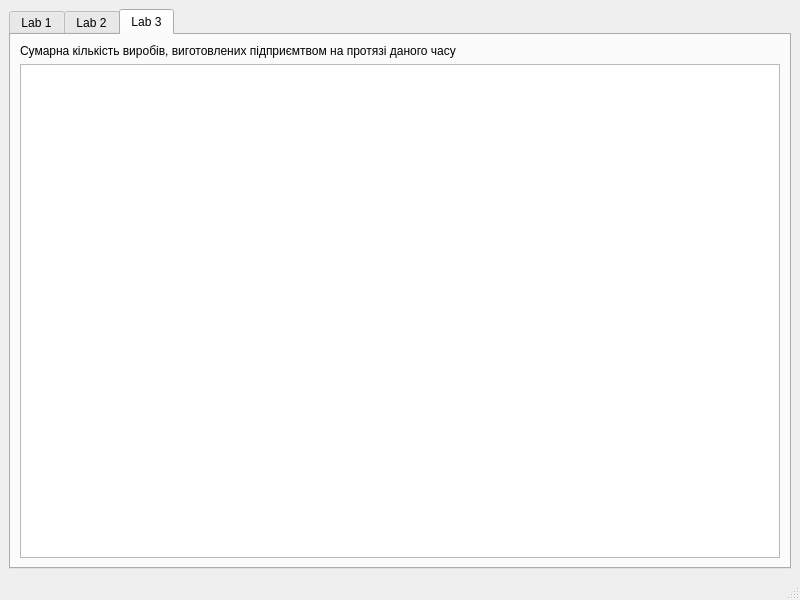
Before: the Qt Designer form mainwindow.ui in TereshkivS/TechOfPrg, drawn with Qt 5.
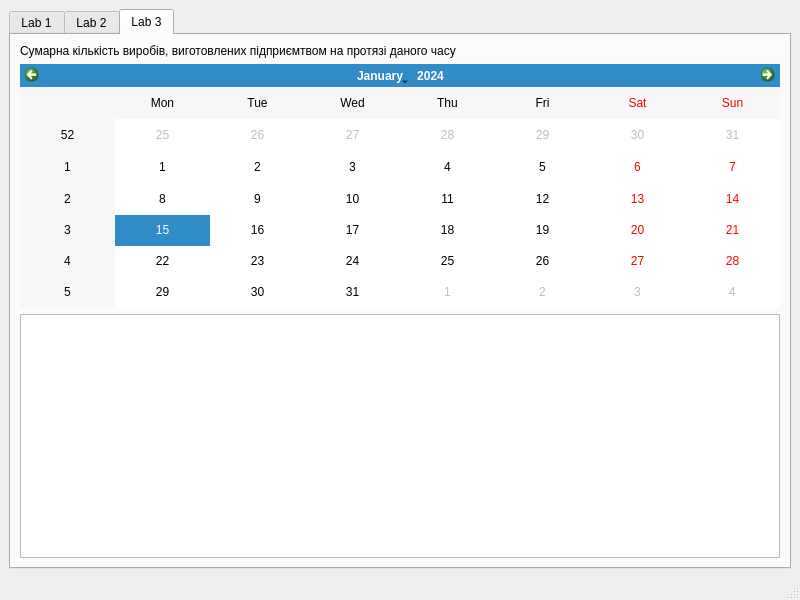
After: the same form once the commit is applied.

Diff of the .ui file:
```diff
--- a/mainwindow.ui
+++ b/mainwindow.ui
@@ -283,6 +283,9 @@
             </property>
            </widget>
           </item>
+          <item>
+           <widget class="QCalendarWidget" name="calendarWidget"/>
+          </item>
           <item>
            <widget class="QTableWidget" name="productionInfoTable">
             <property name="mouseTracking">
```
